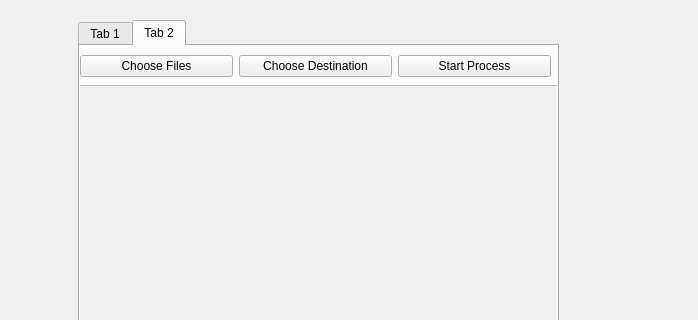
Qt form src/main.ui (Diode-exe/pptxToOpenLyrics) before a commit; both pictures show x 102 to 800 and y 0 to 320 of the 800 by 600 pixel window.
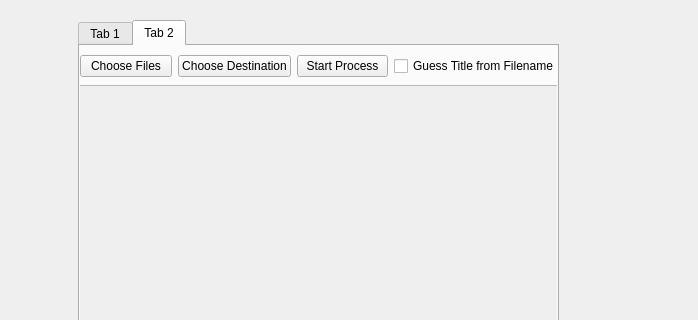
The same form after that commit.

Commit message:
Add filename-based titles for batch conversions
Add a checkbox to derive batch song titles from input filenames; otherwise use the title field.

The edit to the form file:
```diff
--- a/src/main.ui
+++ b/src/main.ui
@@ -177,7 +177,7 @@
        <rect>
         <x>0</x>
         <y>0</y>
-        <width>471</width>
+        <width>479</width>
         <height>41</height>
        </rect>
       </property>
@@ -203,6 +203,13 @@
          </property>
         </widget>
        </item>
+       <item>
+        <widget class="QCheckBox" name="guess_title_from_filename">
+         <property name="text">
+          <string>Guess Title from Filename</string>
+         </property>
+        </widget>
+       </item>
       </layout>
      </widget>
     </widget>
```
The commit also changes 1 other file.
